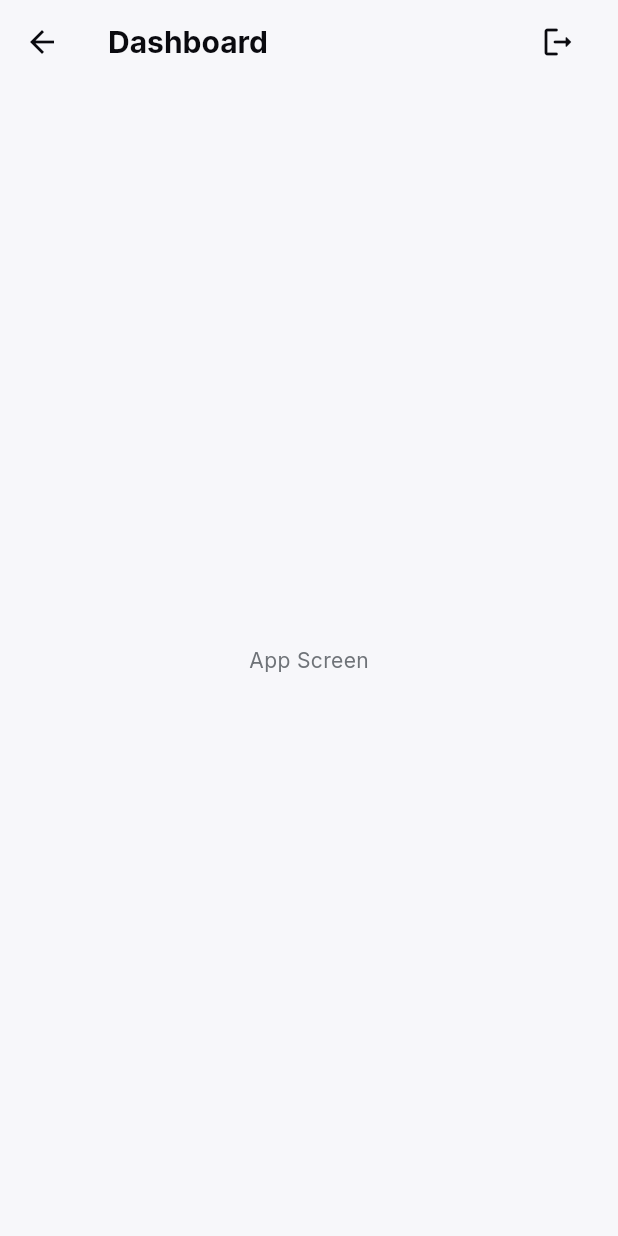
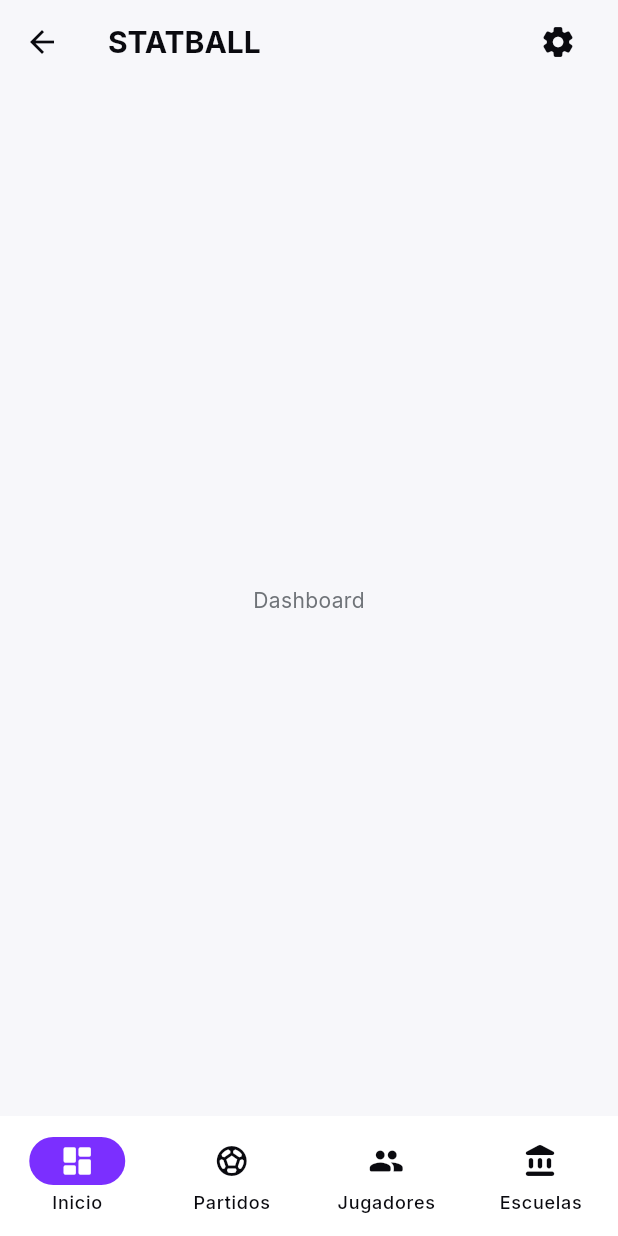
Before and after one commit to MikuDeveloper/statball, a Flutter app: the AppScreen screen opened directly, on a phone screen of 412 x 824 dp. Run offline on Flutter 3.47's test engine with Material 3 defaults, Android fonts, the phone set to English and light mode, and no system bars; our stand-ins replace flutter_bloc, flutter_dotenv, google_fonts, hydrated_bloc, reactive_forms, routemaster.

Commit message:
- feat: Add settings screen and navigation functionality with corresponding UI updates.

```diff
--- a/lib/app/config/routes/routes.dart
+++ b/lib/app/config/routes/routes.dart
@@ -8,6 +8,7 @@ import 'transitions/slide_transition_page.dart';
 final String rootPath = '/';
 final String loginPath = '/login';
 final String appPath = '/app';
+final String settingsPath = '/app/settings';
 
 final loggedOutRouteMap = RouteMap(
   onUnknownRoute: (_) => Redirect(rootPath),
@@ -24,5 +25,7 @@ final loggedInRouteMap = RouteMap(
   routes: {
     appPath: (route) =>
         const SlideTransitionPage<AppScreen>(child: AppScreen()),
+    settingsPath: (route) =>
+        const SlideTransitionPage<SettingsScreen>(child: SettingsScreen()),
   },
 );
--- /dev/null
+++ b/lib/app/providers/nav_index_cubit.dart
@@ -0,0 +1,7 @@
+import 'package:flutter_bloc/flutter_bloc.dart';
+
+class NavIndexCubit extends Cubit<int> {
+  NavIndexCubit() : super(0);
+
+  void navigateTo(int newIndex) => emit(newIndex);
+}
--- a/lib/domain/entities/statball_user.dart
+++ b/lib/domain/entities/statball_user.dart
@@ -1,4 +1,3 @@
-// ignore_for_file: public_member_api_docs, sort_constructors_first
 class Scout {
   final String id;
   final String email;
--- a/lib/main.dart
+++ b/lib/main.dart
@@ -3,16 +3,20 @@ import 'package:flutter/foundation.dart'
 import 'package:flutter/material.dart';
 import 'package:flutter/services.dart' show rootBundle;
 import 'package:flutter_bloc/flutter_bloc.dart';
+import 'package:flutter_dotenv/flutter_dotenv.dart';
 import 'package:google_fonts/google_fonts.dart';
 import 'package:hydrated_bloc/hydrated_bloc.dart';
 import 'package:path_provider/path_provider.dart';
+
 import 'package:statball/app/providers/is_logged_cubit.dart';
+import 'package:statball/app/providers/nav_index_cubit.dart';
 import 'package:statball/app/providers/theme_mode_cubit.dart';
 
 import 'app/app.dart';
 import 'app/global/assets.dart';
 
 Future<void> main() async {
+  await dotenv.load();
   WidgetsFlutterBinding.ensureInitialized();
   GoogleFonts.config.allowRuntimeFetching = false;
   LicenseRegistry.addLicense(() async* {
@@ -30,6 +34,7 @@ Future<void> main() async {
       providers: [
         BlocProvider(create: (context) => ThemeModeCubit()),
         BlocProvider(create: (context) => IsLoggedCubit()),
+        BlocProvider(create: (context) => NavIndexCubit()),
       ],
       child: const StatballApp(),
     ),
--- a/lib/ui/app/app_screen.dart
+++ b/lib/ui/app/app_screen.dart
@@ -1,21 +1,56 @@
 import 'package:flutter/material.dart';
+import 'package:flutter_bloc/flutter_bloc.dart';
 import 'package:statball/app/global/constants.dart' show defaultPadding;
+import 'package:statball/app/providers/nav_index_cubit.dart';
 
-import 'widgets/logout_button.dart';
+import 'pages/index.dart';
+import 'widgets/settings_button.dart';
 
 class AppScreen extends StatelessWidget {
   const AppScreen({super.key});
 
   @override
   Widget build(BuildContext context) {
+    final navIndex = context.watch<NavIndexCubit>().state;
+
     return Scaffold(
       resizeToAvoidBottomInset: false,
       appBar: AppBar(
-        title: const Text('Dashboard'),
-        actions: [const LogoutButton()],
+        title: const Text('STATBALL'),
+        actions: [
+          const SettingsButton()
+        ],
         actionsPadding: const EdgeInsets.symmetric(horizontal: defaultPadding),
       ),
-      body: const Center(child: Text('App Screen')),
+      body: [
+        const DashboardPage(),
+        const MatchesPage(),
+        const PlayersPage(),
+        const SchoolsPage(),
+      ][navIndex],
+      bottomNavigationBar: NavigationBar(
+        selectedIndex: navIndex,
+        onDestinationSelected: (index) =>
+            context.read<NavIndexCubit>().navigateTo(index),
+        destinations: [
+          const NavigationDestination(
+            icon: Icon(Icons.dashboard_rounded),
+            label: 'Inicio',
+          ),
+          const NavigationDestination(
+            icon: Icon(Icons.sports_soccer_rounded),
+            label: 'Partidos',
+          ),
+          const NavigationDestination(
+            icon: Icon(Icons.people_rounded),
+            label: 'Jugadores',
+          ),
+          const NavigationDestination(
+            icon: Icon(Icons.account_balance_rounded),
+            label: 'Escuelas',
+          ),
+        ],
+      ),
     );
   }
 }
--- /dev/null
+++ b/lib/ui/app/pages/dashboard/dashboard_page.dart
@@ -0,0 +1,12 @@
+import 'package:flutter/material.dart';
+
+class DashboardPage extends StatelessWidget {
+  const DashboardPage({super.key});
+
+  @override
+  Widget build(BuildContext context) {
+    return const Center(
+      child: Text('Dashboard'),
+    );
+  }
+}
--- /dev/null
+++ b/lib/ui/app/pages/index.dart
@@ -0,0 +1,4 @@
+export 'dashboard/dashboard_page.dart';
+export 'matches/matches_page.dart';
+export 'players/players_page.dart';
+export 'schools/schools_page.dart';
--- /dev/null
+++ b/lib/ui/app/widgets/settings_button.dart
@@ -0,0 +1,15 @@
+import 'package:flutter/material.dart';
+import 'package:statball/app/config/routes/router.dart';
+import 'package:statball/app/config/routes/routes.dart';
+
+class SettingsButton extends StatelessWidget {
+  const SettingsButton({super.key});
+
+  @override
+  Widget build(BuildContext context) {
+    return IconButton(
+      onPressed: () => routemaster.push(settingsPath),
+      icon: const Icon(Icons.settings_rounded),
+    );
+  }
+}
--- a/lib/ui/index.dart
+++ b/lib/ui/index.dart
@@ -1,3 +1,4 @@
 export 'root/root_screen.dart';
 export 'login/login_screen.dart';
 export 'app/app_screen.dart';
+export 'settings/settings_screen.dart';
--- a/pubspec.yaml
+++ b/pubspec.yaml
@@ -10,11 +10,13 @@ dependencies:
   flutter:
     sdk: flutter
   flutter_bloc: ^9.1.1
+  flutter_dotenv: ^6.0.1
   google_fonts: ^8.1.0
   hydrated_bloc: ^11.0.0
   path_provider: ^2.1.6
   reactive_forms: ^18.2.2
   routemaster: ^1.1.1
+  supabase_flutter: ^2.15.4
 
 dev_dependencies:
   flutter_test:
@@ -25,6 +27,7 @@ flutter:
   uses-material-design: true
 
   assets:
+    - .env
     - assets/
     - assets/fonts/
     - assets/fonts/inter/
```
Also changed, not shown: lib/ui/app/pages/matches/matches_page.dart (added, +10 -0 lines), lib/ui/app/pages/players/players_page.dart (added, +10 -0 lines), lib/ui/app/pages/schools/schools_page.dart (added, +10 -0 lines), lib/ui/settings/settings_screen.dart (added, +25 -0 lines), lib/ui/settings/widgets/setting.dart (added, +18 -0 lines), pubspec.lock, 5 other files.
